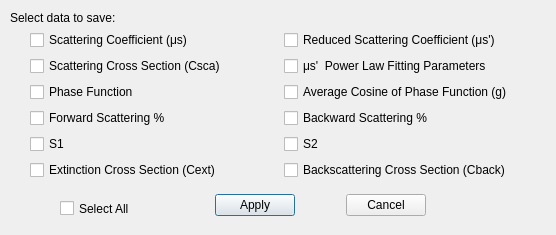
Above: src/optionsdialog.ui from VirtualPhotonics/MieSimulatorGUI before the change. Below: the same form after it.
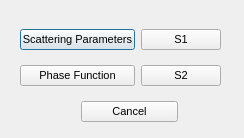
That is the form after the change.

Commit message: Save phase function and S1/S2 spectrum

The edit to the form file:
```diff
--- a/src/optionsdialog.ui
+++ b/src/optionsdialog.ui
@@ -9,8 +9,8 @@
    <rect>
     <x>0</x>
     <y>0</y>
-    <width>556</width>
-    <height>235</height>
+    <width>244</width>
+    <height>138</height>
    </rect>
   </property>
   <property name="windowTitle">
@@ -37,266 +37,89 @@
   <widget class="QWidget" name="verticalLayoutWidget">
    <property name="geometry">
     <rect>
-     <x>30</x>
-     <y>30</y>
-     <width>501</width>
-     <height>151</height>
+     <x>20</x>
+     <y>20</y>
+     <width>201</width>
+     <height>112</height>
     </rect>
    </property>
    <layout class="QGridLayout" name="gridLayout">
-    <item row="0" column="0">
-     <widget class="QCheckBox" name="checkBox_ScatCoeff">
+    <item row="0" column="2" colspan="2">
+     <widget class="QPushButton" name="pushButton_S1">
       <property name="font">
        <font>
-        <family>Arial</family>
+        <pointsize>8</pointsize>
        </font>
       </property>
       <property name="text">
-       <string>Scattering Coefficient (μs)</string>
+       <string>S1</string>
       </property>
-     </widget>
-    </item>
-    <item row="1" column="0">
-     <widget class="QCheckBox" name="checkBox_Csca">
-      <property name="font">
-       <font>
-        <family>Arial</family>
-       </font>
-      </property>
-      <property name="text">
-       <string>Scattering Cross Section (Csca)</string>
-      </property>
-      <property name="checked">
+      <property name="autoDefault">
        <bool>false</bool>
       </property>
      </widget>
     </item>
-    <item row="3" column="0">
-     <widget class="QCheckBox" name="checkBox_Forward">
+    <item row="1" column="2" colspan="2">
+     <widget class="QPushButton" name="pushButton_S2">
       <property name="font">
        <font>
-        <family>Arial</family>
-       </font>
-      </property>
-      <property name="text">
-       <string>Forward Scattering %</string>
-      </property>
-     </widget>
-    </item>
-    <item row="0" column="1">
-     <widget class="QCheckBox" name="checkBox_ReducedScatCoeff">
-      <property name="font">
-       <font>
-        <family>Arial</family>
-       </font>
-      </property>
-      <property name="text">
-       <string>Reduced Scattering Coefficient (μs')</string>
-      </property>
-      <property name="checked">
-       <bool>false</bool>
-      </property>
-     </widget>
-    </item>
-    <item row="1" column="1">
-     <widget class="QCheckBox" name="checkBox_Fitting">
-      <property name="font">
-       <font>
-        <family>Arial</family>
-       </font>
-      </property>
-      <property name="text">
-       <string>μs'  Power Law Fitting Parameters</string>
-      </property>
-     </widget>
-    </item>
-    <item row="2" column="1">
-     <widget class="QCheckBox" name="checkBox_G">
-      <property name="font">
-       <font>
-        <family>Arial</family>
-       </font>
-      </property>
-      <property name="text">
-       <string>Average Cosine of Phase Function (g)</string>
-      </property>
-     </widget>
-    </item>
-    <item row="4" column="1">
-     <widget class="QCheckBox" name="checkBox_S2">
-      <property name="font">
-       <font>
-        <family>Arial</family>
+        <pointsize>8</pointsize>
        </font>
       </property>
       <property name="text">
        <string>S2</string>
       </property>
-     </widget>
-    </item>
-    <item row="2" column="0">
-     <widget class="QCheckBox" name="checkBox_PhaseFunc">
-      <property name="font">
-       <font>
-        <family>Arial</family>
-       </font>
+      <property name="autoDefault">
+       <bool>false</bool>
       </property>
-      <property name="text">
-       <string>Phase Function </string>
-      </property>
      </widget>
     </item>
-    <item row="4" column="0">
-     <widget class="QCheckBox" name="checkBox_S1">
+    <item row="1" column="0" colspan="2">
+     <widget class="QPushButton" name="pushButton_PhaseFunction">
       <property name="font">
        <font>
-        <family>Arial</family>
+        <pointsize>8</pointsize>
        </font>
       </property>
       <property name="text">
-       <string>S1 </string>
+       <string>Phase Function</string>
       </property>
-     </widget>
-    </item>
-    <item row="3" column="1">
-     <widget class="QCheckBox" name="checkBox_Backward">
-      <property name="font">
-       <font>
-        <family>Arial</family>
-       </font>
+      <property name="autoDefault">
+       <bool>false</bool>
       </property>
-      <property name="text">
-       <string>Backward Scattering %</string>
-      </property>
      </widget>
     </item>
-    <item row="5" column="0">
-     <widget class="QCheckBox" name="checkBox_Cext">
-      <property name="text">
-       <string>Extinction Cross Section (Cext)</string>
-      </property>
-     </widget>
-    </item>
-    <item row="5" column="1">
-     <widget class="QCheckBox" name="checkBox_Cback">
-      <property name="text">
-       <string>Backscattering Cross Section (Cback)</string>
-      </property>
-     </widget>
-    </item>
-   </layout>
-  </widget>
-  <widget class="QWidget" name="layoutWidget">
-   <property name="geometry">
-    <rect>
-     <x>170</x>
-     <y>190</y>
-     <width>301</width>
-     <height>30</height>
-    </rect>
-   </property>
-   <layout class="QHBoxLayout" name="horizontalLayout">
-    <item>
-     <spacer name="horizontalSpacer">
-      <property name="orientation">
-       <enum>Qt::Horizontal</enum>
-      </property>
-      <property name="sizeHint" stdset="0">
-       <size>
-        <width>20</width>
-        <height>20</height>
-       </size>
-      </property>
-     </spacer>
-    </item>
-    <item>
-     <widget class="QPushButton" name="pushButton_Apply">
-      <property name="font">
-       <font>
-        <family>Arial</family>
-       </font>
-      </property>
-      <property name="text">
-       <string>Apply</string>
-      </property>
-     </widget>
-    </item>
-    <item>
-     <spacer name="horizontalSpacer_2">
-      <property name="orientation">
-       <enum>Qt::Horizontal</enum>
-      </property>
-      <property name="sizeHint" stdset="0">
-       <size>
-        <width>40</width>
-        <height>20</height>
-       </size>
-      </property>
-     </spacer>
-    </item>
-    <item>
+    <item row="2" column="1" colspan="2">
      <widget class="QPushButton" name="pushButton_Cancel">
       <property name="font">
        <font>
-        <family>Arial</family>
+        <family>MS Shell Dlg 2</family>
+        <pointsize>8</pointsize>
        </font>
       </property>
       <property name="text">
        <string>Cancel</string>
       </property>
+      <property name="autoDefault">
+       <bool>false</bool>
+      </property>
      </widget>
     </item>
-    <item>
-     <spacer name="horizontalSpacer_3">
-      <property name="orientation">
-       <enum>Qt::Horizontal</enum>
+    <item row="0" column="0" colspan="2">
+     <widget class="QPushButton" name="pushButton_ScatPara">
+      <property name="font">
+       <font>
+        <family>MS Shell Dlg 2</family>
+        <pointsize>8</pointsize>
+       </font>
       </property>
-      <property name="sizeHint" stdset="0">
-       <size>
-        <width>20</width>
-        <height>20</height>
-       </size>
+      <property name="text">
+       <string>Scattering Parameters</string>
       </property>
-     </spacer>
+     </widget>
     </item>
    </layout>
   </widget>
-  <widget class="QLabel" name="label_save">
-   <property name="geometry">
-    <rect>
-     <x>10</x>
-     <y>10</y>
-     <width>121</width>
-     <height>16</height>
-    </rect>
-   </property>
-   <property name="font">
-    <font>
-     <family>Arial</family>
-    </font>
-   </property>
-   <property name="text">
-    <string>Select data to save:</string>
-   </property>
-  </widget>
-  <widget class="QCheckBox" name="checkBox_SelectAll">
-   <property name="geometry">
-    <rect>
-     <x>60</x>
-     <y>200</y>
-     <width>101</width>
-     <height>17</height>
-    </rect>
-   </property>
-   <property name="font">
-    <font>
-     <family>Arial</family>
-    </font>
-   </property>
-   <property name="text">
-    <string>Select All</string>
-   </property>
-  </widget>
  </widget>
  <resources/>
  <connections/>
```
Left out of the diff: 2 changed lines with no effect on the pictures. The commit also changes 7 other files.
